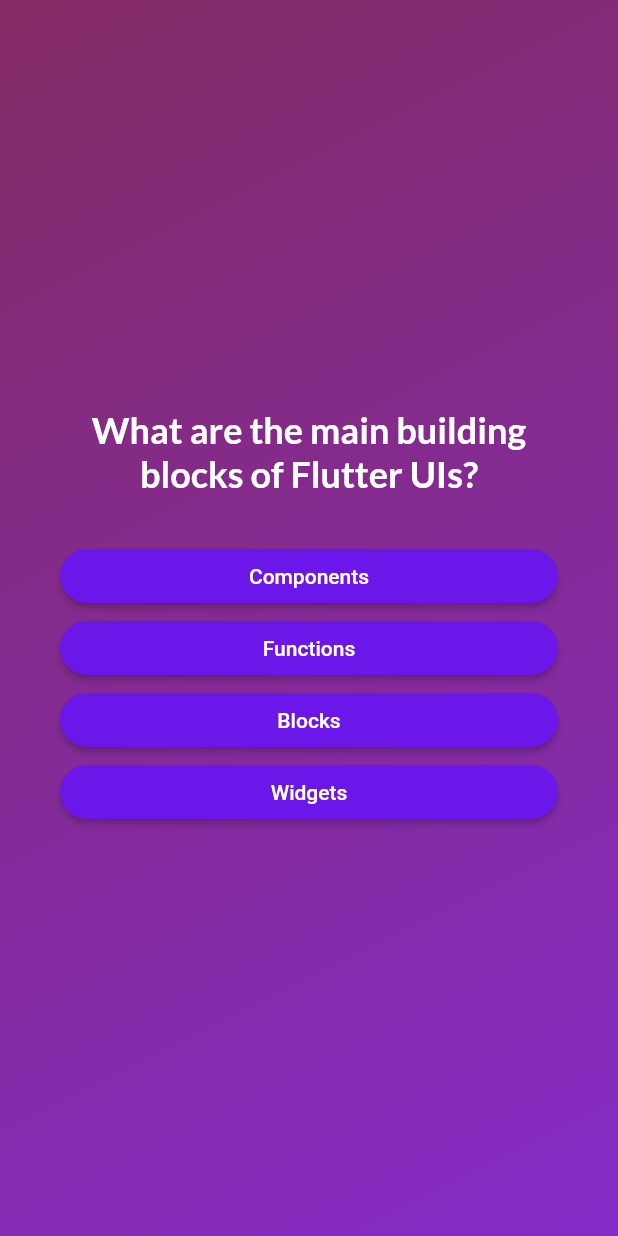
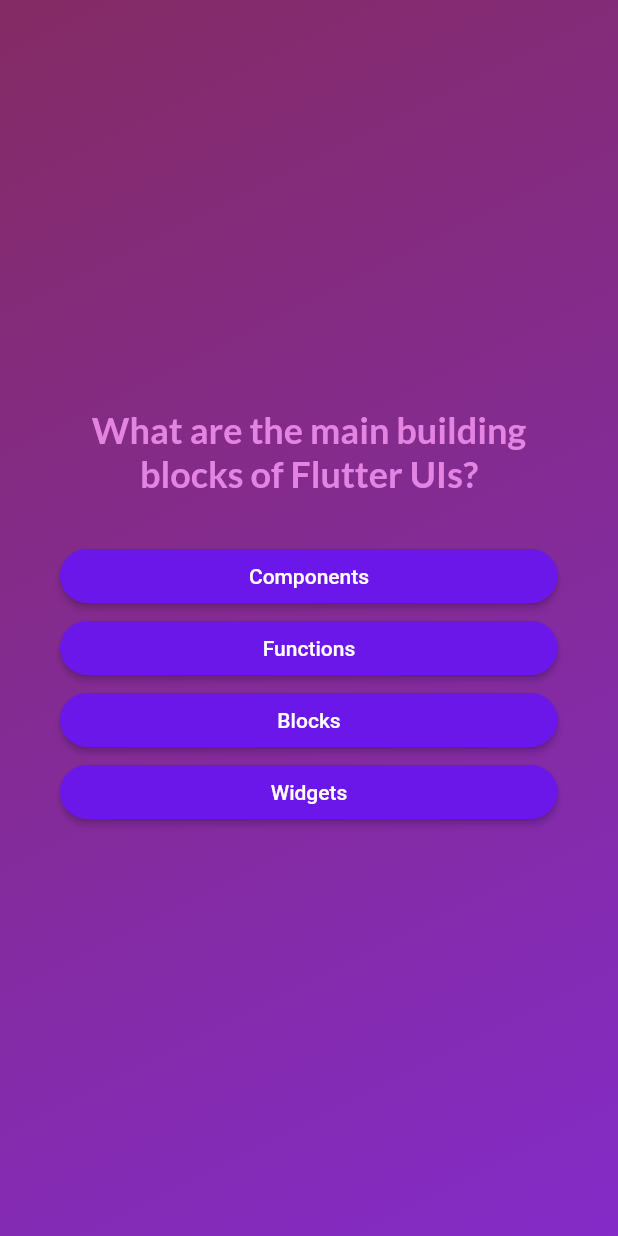
Before and after one commit to CongNQ-Dev/flutter-quiz-app, a Flutter app: the screen it shows after launch, after a tap on "Start Quiz", on a phone screen of 412 x 824 dp. Run offline on Flutter 3.47's test engine with Material 2 defaults, Android fonts, the phone set to English and light mode, and no system bars; our stand-ins replace google_fonts.

Commit message:
Using Third-Party Packages & Adding Google Fonts

```diff
--- a/lib/question_screen.dart
+++ b/lib/question_screen.dart
@@ -32,7 +32,7 @@ class _QuestionsScreenState extends State<QuestionsScreen> {
             Text(
               currentQuestions.text,
               style: GoogleFonts.lato(
-                color: Colors.white,
+                color: Color.fromARGB(216, 244, 148, 242),
                 fontSize: 24,
                 fontWeight: FontWeight.bold,
               ),
--- a/lib/start_screen.dart
+++ b/lib/start_screen.dart
@@ -1,4 +1,6 @@
 import "package:flutter/material.dart";
+import "package:google_fonts/google_fonts.dart";
+import "package:google_fonts/google_fonts.dart";
 
 class StartScreen extends StatelessWidget {
   const StartScreen(this.startQuiz, {super.key});
@@ -25,9 +27,9 @@ class StartScreen extends StatelessWidget {
           //     opacity: 0.6,
           //     child: Image.asset("assets/images/quiz-logo.png", width: 300)),
           const SizedBox(height: 80),
-          const Text(
+          Text(
             "Learn Flutter the fun way!",
-            style: TextStyle(
+            style: GoogleFonts.lato(
                 color: Color.fromARGB(255, 255, 255, 255), fontSize: 24),
           ),
           const SizedBox(height: 20),
```
Also changed, not shown: 1 other file.
